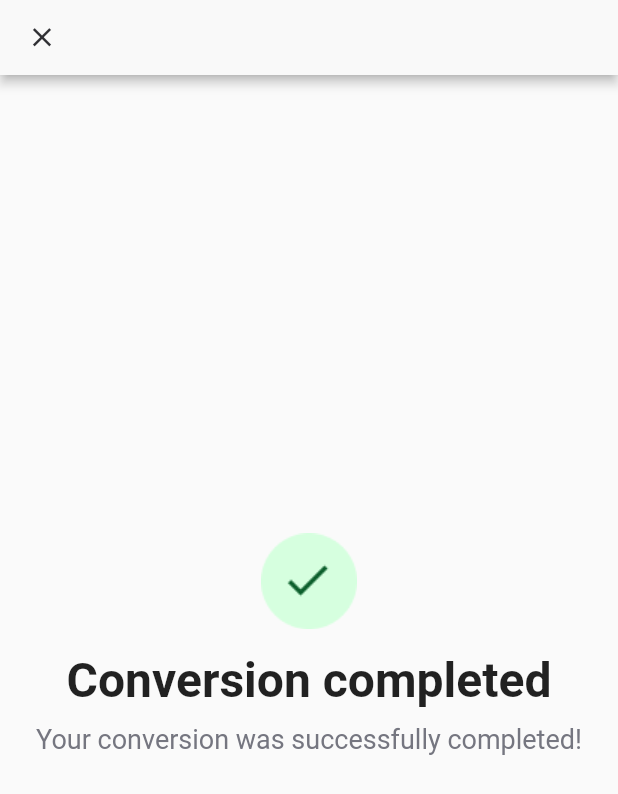
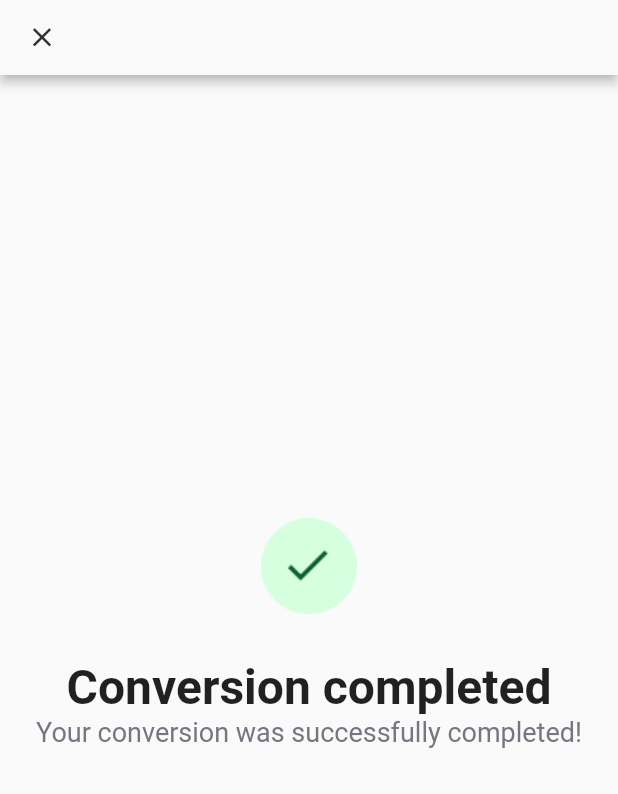
Before and after one commit to carloscasanovad/everest-flutter-crypto-list, a Flutter app: the SuccessPage screen opened by its route, on a phone screen of 412 x 824 dp. Shown: the top 794 px of the screen. Run offline on Flutter 3.47's test engine with Material 2 defaults, Android fonts, the light colour scheme and no system bars; our stand-ins replace decimal, dio, fl_chart, flutter_hooks, flutter_spinkit, hooks_riverpod and 1 more; generated files the repository leaves out were written again; network calls fail; Roboto replaces fonts that are missing (SourceSansPro-Light).

Commit message:
refactor/EV-869/Refactoring sucess_page

```diff
--- a/lib/modules/sucess/sucess_page.dart
+++ b/lib/modules/sucess/sucess_page.dart
@@ -43,18 +43,15 @@ class SuccessPage extends HookConsumerWidget {
             ),
             Container(
               padding: const EdgeInsets.symmetric(
-                vertical: 15,
-                horizontal: 10,
+                vertical: 30,
+                horizontal: 15,
               ),
               width: MediaQuery.of(context).size.width,
               child: Column(
                 children: [
                   Text(
-                   AppLocalizations.of(context)!.successTitle,
+                    AppLocalizations.of(context)!.successTitle,
                     style: kSucessTitle1Style,
-                  ),
-                  const SizedBox(
-                    height: 10,
                   ),
                   Text(
                     AppLocalizations.of(context)!.successSubtitle,
```
